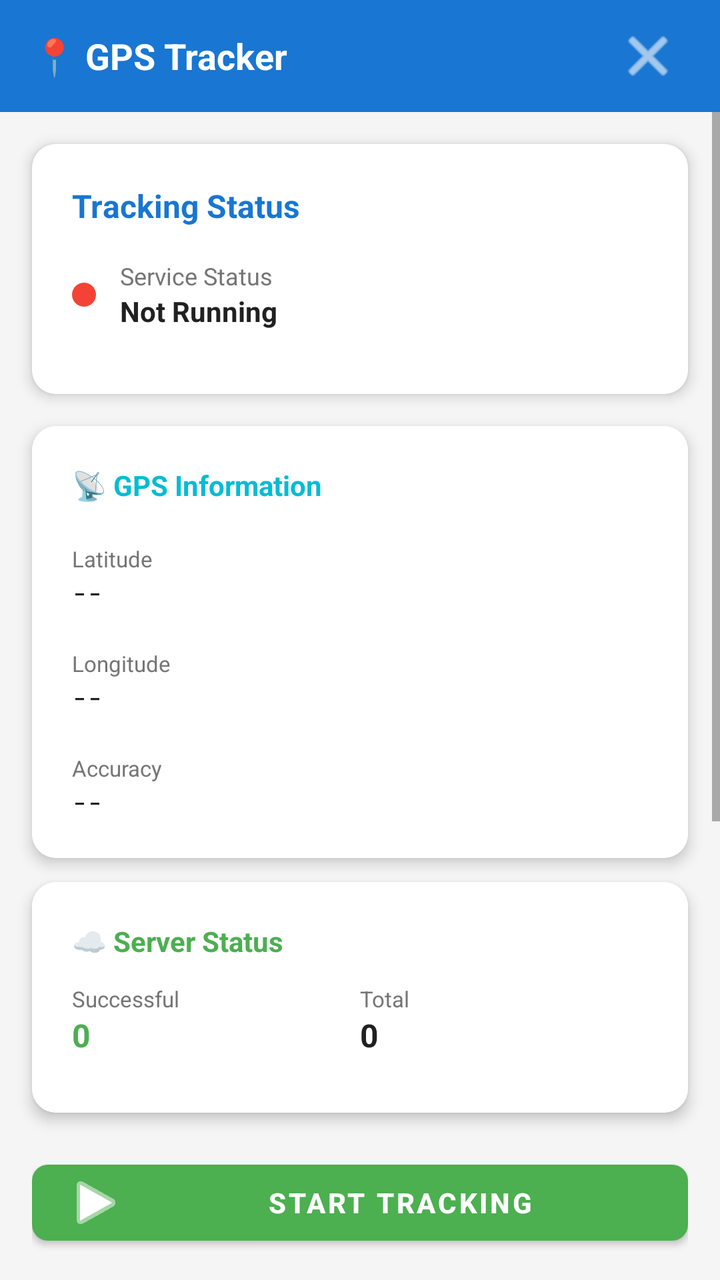
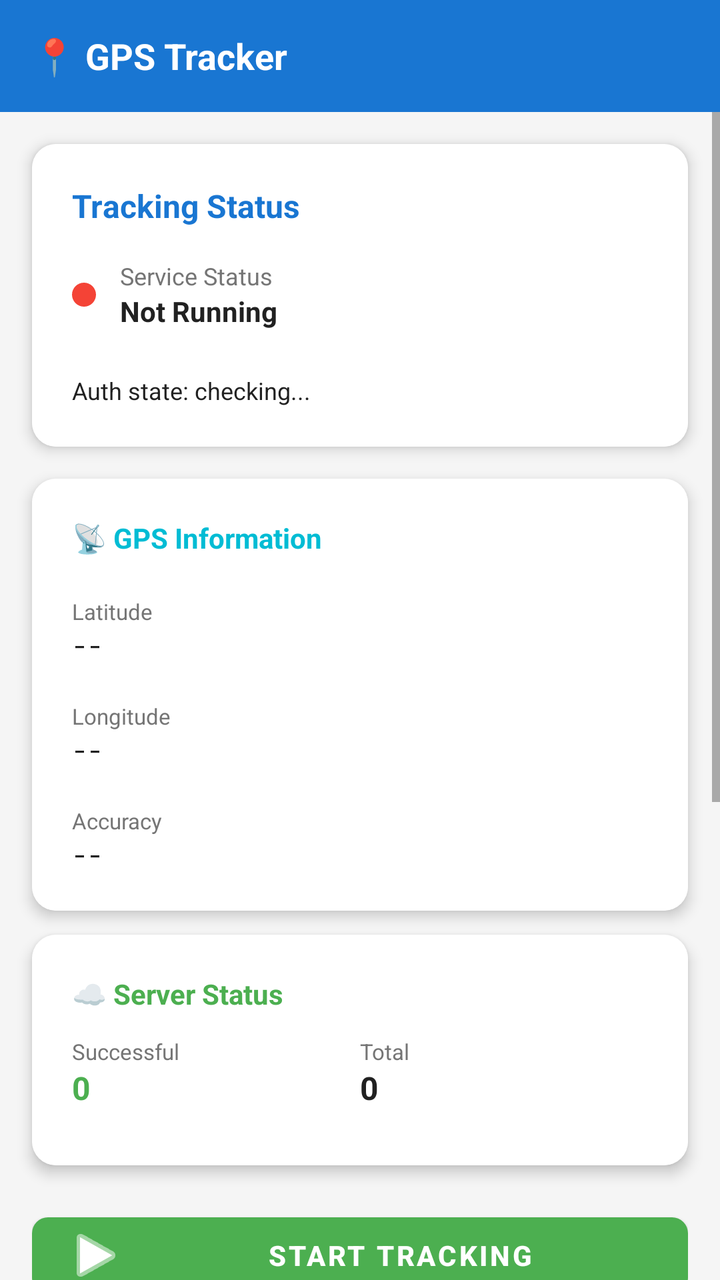

Screens rendered from an Android XML layout before and after an edit, with the pre-edit source and the edit as a unified diff.
<!-- AndroidManifest.xml: application theme Theme.GPSTracker -->
<!-- res/layout/activity_main.xml -->
<?xml version="1.0" encoding="utf-8"?>
<androidx.constraintlayout.widget.ConstraintLayout xmlns:android="http://schemas.android.com/apk/res/android"
    xmlns:app="http://schemas.android.com/apk/res-auto"
    xmlns:tools="http://schemas.android.com/tools"
    android:layout_width="match_parent"
    android:layout_height="match_parent"
    android:background="@color/light_gray"
    tools:context=".MainActivity">

    
    <androidx.appcompat.widget.LinearLayoutCompat
        android:id="@+id/headerBar"
        android:layout_width="0dp"
        android:layout_height="56dp"
        android:background="@color/primary"
        android:orientation="horizontal"
        android:gravity="center_vertical"
        android:paddingHorizontal="16dp"
        app:layout_constraintTop_toTopOf="parent"
        app:layout_constraintStart_toStartOf="parent"
        app:layout_constraintEnd_toEndOf="parent">

        <TextView
            android:layout_width="0dp"
            android:layout_height="wrap_content"
            android:layout_weight="1"
            android:text="📍 GPS Tracker"
            android:textColor="@color/white"
            android:textSize="18sp"
            android:textStyle="bold" />

        <ImageButton
            android:id="@+id/logoutButtonHeader"
            android:layout_width="40dp"
            android:layout_height="40dp"
            android:background="?attr/selectableItemBackgroundBorderless"
            android:src="@android:drawable/ic_menu_close_clear_cancel"
            android:contentDescription="@string/app_name"
            android:scaleType="centerInside"
            android:tint="@color/white" />

    </androidx.appcompat.widget.LinearLayoutCompat>

    
    <ScrollView
        android:layout_width="0dp"
        android:layout_height="0dp"
        app:layout_constraintTop_toBottomOf="@id/headerBar"
        app:layout_constraintStart_toStartOf="parent"
        app:layout_constraintEnd_toEndOf="parent"
        app:layout_constraintBottom_toBottomOf="parent">

        <LinearLayout
            android:layout_width="match_parent"
            android:layout_height="wrap_content"
            android:orientation="vertical"
            android:paddingBottom="24dp">

            
            <androidx.cardview.widget.CardView
                android:layout_width="match_parent"
                android:layout_height="wrap_content"
                android:layout_margin="16dp"
                app:cardCornerRadius="12dp"
                app:cardElevation="4dp">

                <LinearLayout
                    android:layout_width="match_parent"
                    android:layout_height="wrap_content"
                    android:orientation="vertical"
                    android:padding="20dp"
                    android:background="@color/card_background">

                    <TextView
                        android:layout_width="match_parent"
                        android:layout_height="wrap_content"
                        android:text="Tracking Status"
                        android:textColor="@color/primary"
                        android:textSize="16sp"
                        android:textStyle="bold"
                        android:layout_marginBottom="16dp" />

                    <LinearLayout
                        android:layout_width="match_parent"
                        android:layout_height="wrap_content"
                        android:orientation="horizontal"
                        android:gravity="center_vertical"
                        android:layout_marginBottom="12dp">

                        <View
                            android:id="@+id/statusIndicator"
                            android:layout_width="12dp"
                            android:layout_height="12dp"
                            android:background="@drawable/status_indicator"
                            android:layout_marginRight="12dp" />

                        <LinearLayout
                            android:layout_width="0dp"
                            android:layout_height="wrap_content"
                            android:layout_weight="1"
                            android:orientation="vertical">

                            <TextView
                                android:layout_width="wrap_content"
                                android:layout_height="wrap_content"
                                android:text="Service Status"
                                android:textColor="@color/text_light"
                                android:textSize="12sp" />

                            <TextView
                                android:id="@+id/tvServiceStatus"
                                android:layout_width="wrap_content"
                                android:layout_height="wrap_content"
                                android:text="Not Running"
                                android:textColor="@color/text_dark"
                                android:textSize="14sp"
                                android:textStyle="bold" />

                        </LinearLayout>

                    </LinearLayout>

                </LinearLayout>

            </androidx.cardview.widget.CardView>

            
            <androidx.cardview.widget.CardView
                android:layout_width="match_parent"
                android:layout_height="wrap_content"
                android:layout_marginHorizontal="16dp"
                android:layout_marginBottom="12dp"
                app:cardCornerRadius="12dp"
                app:cardElevation="4dp">

                <LinearLayout
                    android:layout_width="match_parent"
                    android:layout_height="wrap_content"
                    android:orientation="vertical"
                    android:padding="20dp"
                    android:background="@color/card_background">

                    <TextView
                        android:layout_width="match_parent"
                        android:layout_height="wrap_content"
                        android:text="📡 GPS Information"
                        android:textColor="@color/secondary"
                        android:textSize="14sp"
                        android:textStyle="bold"
                        android:layout_marginBottom="12dp" />

                    <TextView
                        android:layout_width="match_parent"
                        android:layout_height="wrap_content"
                        android:text="Latitude"
                        android:textColor="@color/text_light"
                        android:textSize="11sp"
                        android:layout_marginTop="8dp" />

                    <TextView
                        android:id="@+id/tvLatitude"
                        android:layout_width="match_parent"
                        android:layout_height="wrap_content"
                        android:text="--"
                        android:textColor="@color/text_dark"
                        android:textSize="13sp"
                        android:typeface="monospace"
                        android:layout_marginBottom="12dp" />

                    <TextView
                        android:layout_width="match_parent"
                        android:layout_height="wrap_content"
                        android:text="Longitude"
                        android:textColor="@color/text_light"
                        android:textSize="11sp"
                        android:layout_marginTop="8dp" />

                    <TextView
                        android:id="@+id/tvLongitude"
                        android:layout_width="match_parent"
                        android:layout_height="wrap_content"
                        android:text="--"
                        android:textColor="@color/text_dark"
                        android:textSize="13sp"
                        android:typeface="monospace"
                        android:layout_marginBottom="12dp" />

                    <TextView
                        android:layout_width="match_parent"
                        android:layout_height="wrap_content"
                        android:text="Accuracy"
                        android:textColor="@color/text_light"
                        android:textSize="11sp"
                        android:layout_marginTop="8dp" />

                    <TextView
                        android:id="@+id/tvAccuracy"
                        android:layout_width="match_parent"
                        android:layout_height="wrap_content"
                        android:text="--"
                        android:textColor="@color/text_dark"
                        android:textSize="13sp"
                        android:typeface="monospace" />

                </LinearLayout>

            </androidx.cardview.widget.CardView>

            
            <androidx.cardview.widget.CardView
                android:layout_width="match_parent"
                android:layout_height="wrap_content"
                android:layout_marginHorizontal="16dp"
                android:layout_marginBottom="12dp"
                app:cardCornerRadius="12dp"
                app:cardElevation="4dp">

                <LinearLayout
                    android:layout_width="match_parent"
                    android:layout_height="wrap_content"
                    android:orientation="vertical"
                    android:padding="20dp"
                    android:background="@color/card_background">

                    <TextView
                        android:layout_width="match_parent"
                        android:layout_height="wrap_content"
                        android:text="☁️ Server Status"
                        android:textColor="@color/success_green"
                        android:textSize="14sp"
                        android:textStyle="bold"
                        android:layout_marginBottom="12dp" />

                    <LinearLayout
                        android:layout_width="match_parent"
                        android:layout_height="wrap_content"
                        android:orientation="horizontal"
                        android:layout_marginBottom="8dp">

                        <LinearLayout
                            android:layout_width="0dp"
                            android:layout_height="wrap_content"
                            android:layout_weight="1"
                            android:orientation="vertical">

                            <TextView
                                android:layout_width="wrap_content"
                                android:layout_height="wrap_content"
                                android:text="Successful"
                                android:textColor="@color/text_light"
                                android:textSize="11sp" />

                            <TextView
                                android:id="@+id/tvSuccessCount"
                                android:layout_width="wrap_content"
                                android:layout_height="wrap_content"
                                android:text="0"
                                android:textColor="@color/success_green"
                                android:textSize="16sp"
                                android:textStyle="bold" />

                        </LinearLayout>

                        <LinearLayout
                            android:layout_width="0dp"
                            android:layout_height="wrap_content"
                            android:layout_weight="1"
                            android:orientation="vertical">

                            <TextView
                                android:layout_width="wrap_content"
                                android:layout_height="wrap_content"
                                android:text="Total"
                                android:textColor="@color/text_light"
                                android:textSize="11sp" />

                            <TextView
                                android:id="@+id/tvTotalCount"
                                android:layout_width="wrap_content"
                                android:layout_height="wrap_content"
                                android:text="0"
                                android:textColor="@color/text_dark"
                                android:textSize="16sp"
                                android:textStyle="bold" />

                        </LinearLayout>

                    </LinearLayout>

                </LinearLayout>

            </androidx.cardview.widget.CardView>

            
            <LinearLayout
                android:layout_width="match_parent"
                android:layout_height="wrap_content"
                android:orientation="vertical"
                android:paddingHorizontal="16dp"
                android:layout_marginTop="8dp">

                <com.google.android.material.button.MaterialButton
                    android:id="@+id/startTrackingButton"
                    android:layout_width="match_parent"
                    android:layout_height="50dp"
                    android:text="START TRACKING"
                    android:textSize="14sp"
                    android:textStyle="bold"
                    android:layout_marginBottom="8dp"
                    app:cornerRadius="8dp"
                    app:backgroundTint="@color/success_green"
                    app:icon="@android:drawable/ic_media_play" />

                <com.google.android.material.button.MaterialButton
                    android:id="@+id/logoutButton"
                    android:layout_width="match_parent"
                    android:layout_height="50dp"
                    android:text="LOGOUT"
                    android:textSize="14sp"
                    android:textStyle="bold"
                    style="@style/Widget.MaterialComponents.Button.OutlinedButton"
                    app:cornerRadius="8dp"
                    app:strokeColor="@color/error_red"
                    android:textColor="@color/error_red" />

            </LinearLayout>

            
            <TextView
                android:layout_width="match_parent"
                android:layout_height="wrap_content"
                android:text="📝 Live Activity Log"
                android:textColor="@color/primary"
                android:textSize="16sp"
                android:textStyle="bold"
                android:paddingHorizontal="16dp"
                android:layout_marginTop="24dp"
                android:layout_marginBottom="12dp" />

            
            <androidx.cardview.widget.CardView
                android:layout_width="match_parent"
                android:layout_height="wrap_content"
                android:layout_marginHorizontal="16dp"
                android:layout_marginBottom="12dp"
                app:cardCornerRadius="8dp"
                app:cardElevation="2dp">

                <ScrollView
                    android:layout_width="match_parent"
                    android:layout_height="240dp"
                    android:background="@color/card_background">

                    <LinearLayout
                        android:id="@+id/logContainer"
                        android:layout_width="match_parent"
                        android:layout_height="wrap_content"
                        android:orientation="vertical"
                        android:padding="12dp" />

                </ScrollView>

            </androidx.cardview.widget.CardView>

        </LinearLayout>

    </ScrollView>

</androidx.constraintlayout.widget.ConstraintLayout>
<!-- resources referenced by this layout -->
<resources>
  <color name="card_background">#FFFFFF</color>
  <color name="error_red">#F44336</color>
  <color name="light_gray">#F5F5F5</color>
  <color name="primary">#1976D2</color>
  <color name="secondary">#00BCD4</color>
  <color name="success_green">#4CAF50</color>
  <color name="text_dark">#212121</color>
  <color name="text_light">#757575</color>
  <color name="white">#FFFFFF</color>
  <!-- drawable status_indicator (drawable) -->
  <?xml version="1.0" encoding="utf-8"?>
  <shape xmlns:android="http://schemas.android.com/apk/res/android"
      android:shape="oval">
      <solid android:color="@color/error_red" />
  </shape>
  <string name="app_name">GPS Tracker</string>
  <style name="Theme.GPSTracker" parent="Theme.MaterialComponents.Light.NoActionBar">
          <item name="colorPrimary">#1976D2</item>
          <item name="colorPrimaryDark">#115293</item>
          <item name="colorAccent">#03A9F4</item>
      </style>
</resources>

<!-- the commit's change to res/layout/activity_main.xml (unified diff, before → after) -->
@@ -21,25 +21,48 @@
         app:layout_constraintEnd_toEndOf="parent">
 
         <TextView
-            android:layout_width="0dp"
+            android:layout_width="match_parent"
             android:layout_height="wrap_content"
-            android:layout_weight="1"
             android:text="📍 GPS Tracker"
             android:textColor="@color/white"
             android:textSize="18sp"
             android:textStyle="bold" />
 
-        <ImageButton
-            android:id="@+id/logoutButtonHeader"
-            android:layout_width="40dp"
-            android:layout_height="40dp"
-            android:background="?attr/selectableItemBackgroundBorderless"
-            android:src="@android:drawable/ic_menu_close_clear_cancel"
-            android:contentDescription="@string/app_name"
-            android:scaleType="centerInside"
-            android:tint="@color/white" />
-
     </androidx.appcompat.widget.LinearLayoutCompat>
+
+    <LinearLayout
+        android:id="@+id/authBanner"
+        android:layout_width="0dp"
+        android:layout_height="wrap_content"
+        android:orientation="horizontal"
+        android:padding="12dp"
+        android:background="@color/error_red"
+        android:visibility="gone"
+        app:layout_constraintTop_toBottomOf="@id/headerBar"
+        app:layout_constraintStart_toStartOf="parent"
+        app:layout_constraintEnd_toEndOf="parent">
+
+        <TextView
+            android:id="@+id/tvAuthBannerText"
+            android:layout_width="0dp"
+            android:layout_height="wrap_content"
+            android:layout_weight="1"
+            android:text="Auth token missing. Upload disabled."
+            android:textColor="@color/white"
+            android:textSize="12sp"
+            android:textStyle="bold" />
+
+        <com.google.android.material.button.MaterialButton
+            android:id="@+id/authRetryButton"
+            android:layout_width="wrap_content"
+            android:layout_height="wrap_content"
+            android:text="Re-login"
+            android:textSize="12sp"
+            app:cornerRadius="8dp"
+            app:backgroundTint="@color/white"
+            android:textColor="@color/error_red" />
+
+    </LinearLayout>
 
     
     <ScrollView
@@ -120,6 +143,15 @@
 
                     </LinearLayout>
 
+                    <TextView
+                        android:id="@+id/tvAuthStatus"
+                        android:layout_width="match_parent"
+                        android:layout_height="wrap_content"
+                        android:text="Auth state: checking..."
+                        android:textColor="@color/text_dark"
+                        android:textSize="12sp"
+                        android:paddingTop="10dp" />
+
                 </LinearLayout>
 
             </androidx.cardview.widget.CardView>
<!-- resource entries referenced after the edit -->
@@ -15,7 +15,6 @@
       android:shape="oval">
       <solid android:color="@color/error_red" />
   </shape>
-  <string name="app_name">GPS Tracker</string>
   <style name="Theme.GPSTracker" parent="Theme.MaterialComponents.Light.NoActionBar">
           <item name="colorPrimary">#1976D2</item>
           <item name="colorPrimaryDark">#115293</item>
